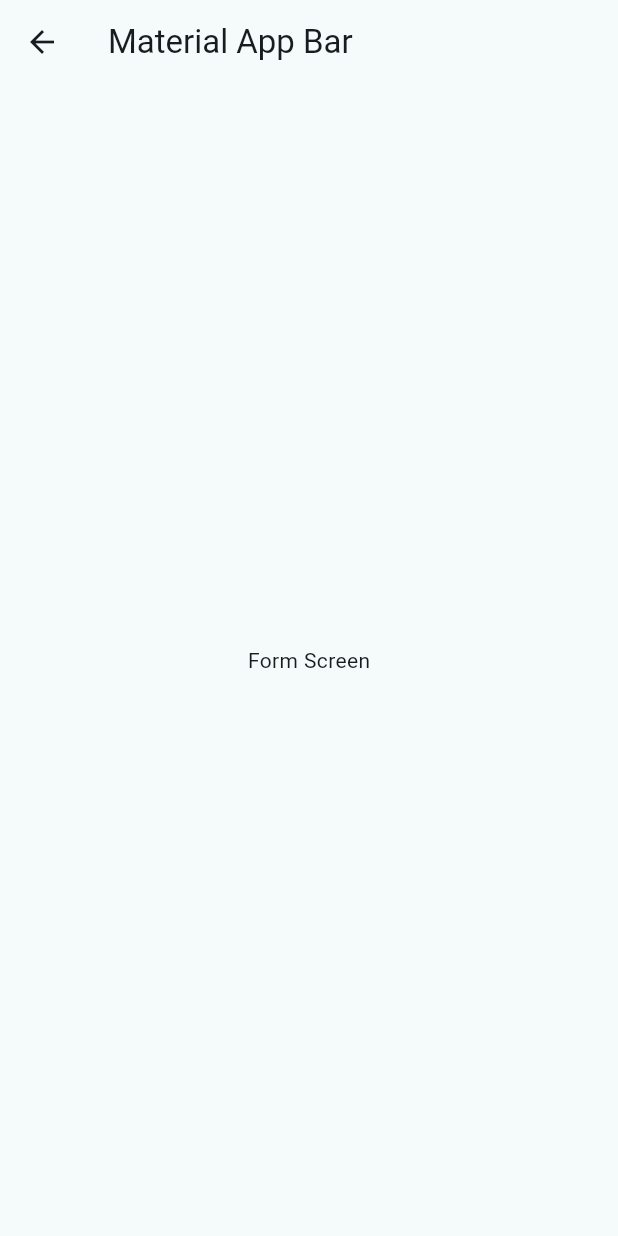
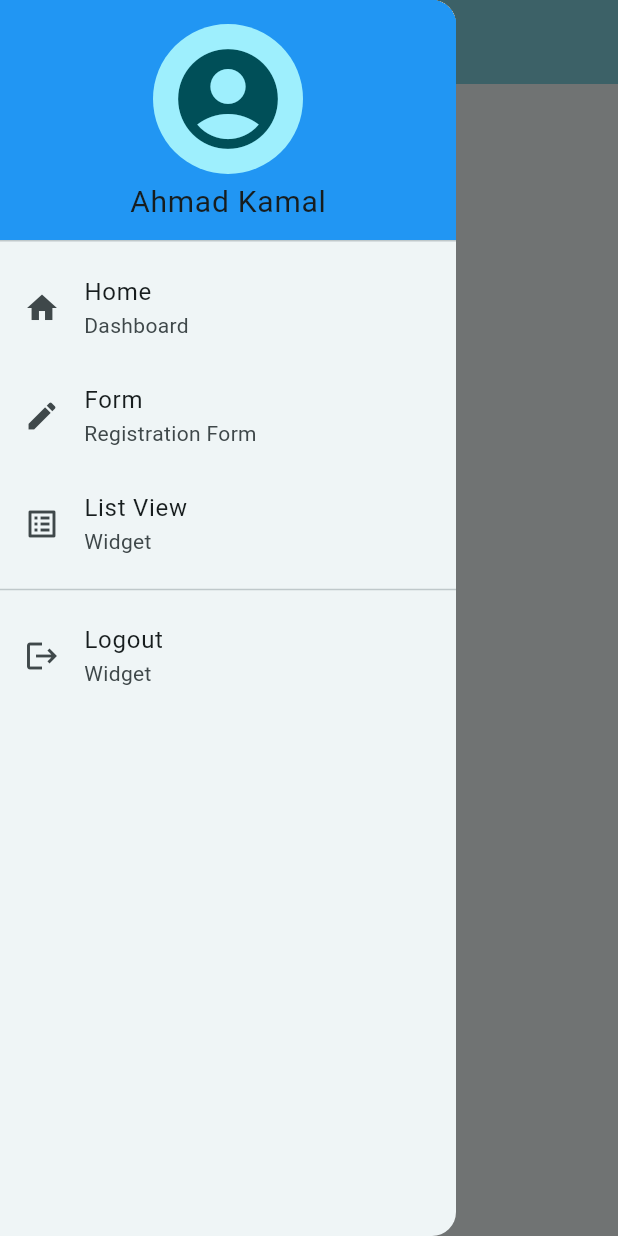
Before and after one commit to kamalnorizan/jpjFlutter, a Flutter app: the FormScreen screen opened directly, with the side drawer open (before the commit the screen has no drawer), on a phone screen of 412 x 824 dp. Run offline on Flutter 3.47's test engine with Material 3 defaults, Android fonts, the phone set to English and light mode, and no system bars.

Commit message:
complete drawer

```diff
--- a/lib/Screen/formScreen.dart
+++ b/lib/Screen/formScreen.dart
@@ -1,12 +1,16 @@
 import 'package:flutter/material.dart';
+
+import '../Widgets/customDrawer.dart';
 
 class FormScreen extends StatelessWidget {
   @override
   Widget build(BuildContext context) {
     return Scaffold(
       appBar: AppBar(
-        title: Text('Material App Bar'),
+        title: const Text('Form'),
+        backgroundColor: Theme.of(context).colorScheme.inversePrimary,
       ),
+      drawer: CustomDrawer(),
       body: Center(
         child: Container(
           child: Text('Form Screen'),
--- a/lib/Screen/listViewScreen.dart
+++ b/lib/Screen/listViewScreen.dart
@@ -1,12 +1,16 @@
 import 'package:flutter/material.dart';
+
+import '../Widgets/customDrawer.dart';
 
 class ListViewScreen extends StatelessWidget {
   @override
   Widget build(BuildContext context) {
     return Scaffold(
       appBar: AppBar(
-        title: Text('Material App Bar'),
+        title: const Text('List View'),
+        backgroundColor: Theme.of(context).colorScheme.inversePrimary,
       ),
+      drawer: CustomDrawer(),
       body: Center(
         child: Container(
           child: Text('List View Screen'),
--- /dev/null
+++ b/lib/Widgets/customDrawer.dart
@@ -0,0 +1,98 @@
+import 'package:dashboard/Screen/dashboard.dart';
+import 'package:dashboard/Screen/home.dart';
+import 'package:flutter/material.dart';
+
+import '../Screen/formScreen.dart';
+import '../Screen/listViewScreen.dart';
+
+class CustomDrawer extends StatelessWidget {
+  const CustomDrawer({
+    super.key,
+  });
+
+  @override
+  Widget build(BuildContext context) {
+    return Drawer(
+      child: ListView(
+        children: [
+          const DrawerHeader(
+            decoration: BoxDecoration(
+              color: Colors.blue,
+            ),
+            // child: Image.asset('assets/JPJ_logo_0.png'),
+            child: Column(
+              children: [
+                CircleAvatar(
+                  radius: 50,
+                  child: Icon(
+                    Icons.account_circle,
+                    size: 80,
+                  ),
+                ),
+                SizedBox(
+                  height: 3,
+                ),
+                Text(
+                  'Ahmad Kamal',
+                  style: TextStyle(fontSize: 20),
+                )
+              ],
+            ),
+          ),
+          ListTile(
+            leading: const Icon(Icons.home),
+            title: const Text('Home'),
+            subtitle: const Text('Dashboard'),
+            onTap: () {
+              Navigator.pop(context);
+              Navigator.pushReplacement(
+                context,
+                MaterialPageRoute(
+                  builder: (context) => Dashboard(),
+                ),
+              );
+            },
+            // trailing: Icon(Icons.home),
+          ),
+          ListTile(
+            leading: const Icon(Icons.edit),
+            title: const Text('Form'),
+            subtitle: const Text('Registration Form'),
+            onTap: () {
+              Navigator.pop(context);
+              Navigator.pushReplacement(
+                context,
+                MaterialPageRoute(
+                  builder: (context) => FormScreen(),
+                ),
+              );
+            },
+            // trailing: Icon(Icons.edit),
+          ),
+          ListTile(
+            leading: const Icon(Icons.list_alt),
+            title: const Text('List View'),
+            subtitle: const Text('Widget'),
+            onTap: () {
+              Navigator.pop(context);
+              Navigator.pushReplacement(
+                context,
+                MaterialPageRoute(
+                  builder: (context) => ListViewScreen(),
+                ),
+              );
+            },
+            // trailing: Icon(Icons.list),
+          ),
+          const Divider(),
+          const ListTile(
+            leading: Icon(Icons.logout),
+            title: Text('Logout'),
+            subtitle: Text('Widget'),
+            // trailing: Icon(Icons.list),
+          ),
+        ],
+      ),
+    );
+  }
+}
```
Also changed, not shown: lib/Screen/dashboard.dart (+7 -55 lines).
